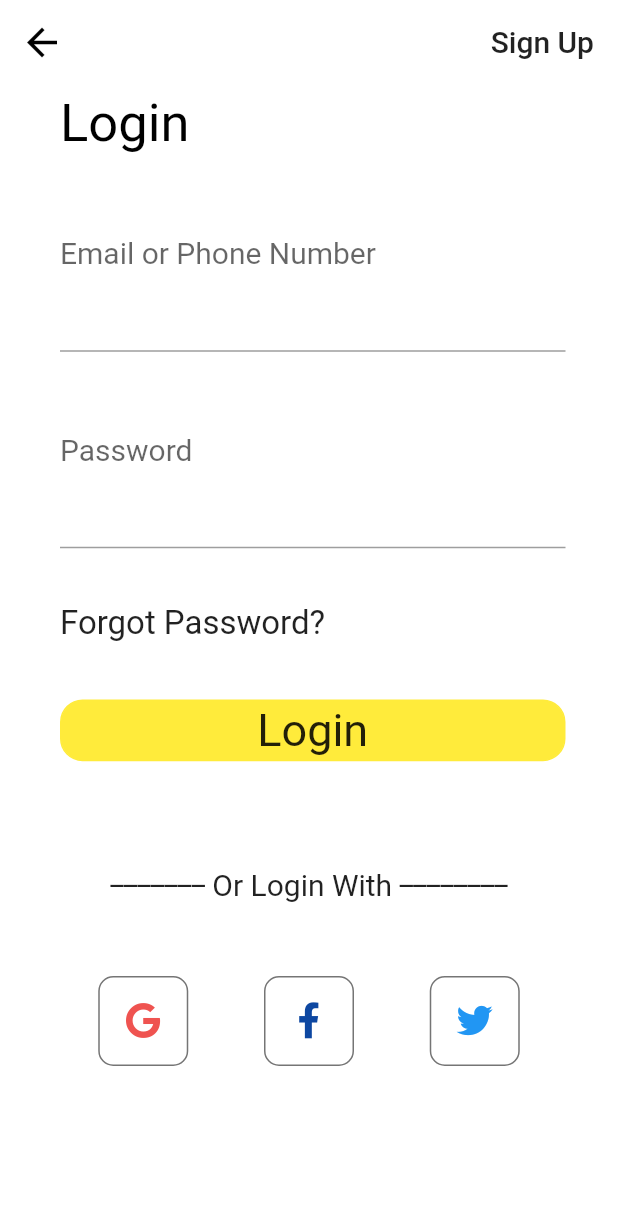
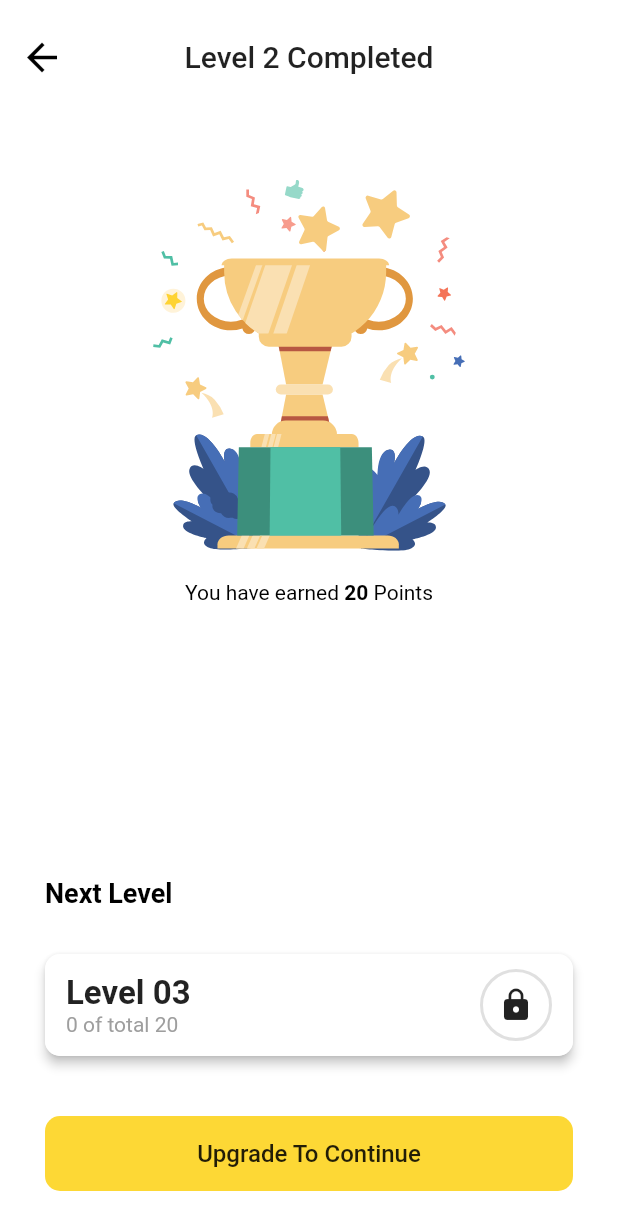
Before and after one commit to xodejunkie/fad_quizapp, a Flutter app: the screen it shows after launch, on a phone screen of 412 x 824 dp. Shown: the top 1230 px of the screen. Run offline on Flutter 3.47's test engine with Material 2 defaults, Android fonts, the light colour scheme and no system bars; our stand-ins replace flutter_svg, font_awesome_flutter.

Commit message:
level completion screen

```diff
--- a/lib/Screens/Welcome/components/body.dart
+++ b/lib/Screens/Welcome/components/body.dart
@@ -12,43 +12,6 @@ class Body extends StatelessWidget {
   Widget build(BuildContext context) {
     Size size = MediaQuery.of(context).size;
     // ratio to screen
-
-    return Background(
-      child: SingleChildScrollView(
-        child: Column(
-          crossAxisAlignment: CrossAxisAlignment.center,
-          mainAxisAlignment: MainAxisAlignment.center,
-          children: <Widget>[
-            Text(
-              "Welcome to FAD QUIZ",
-              style: TextStyle(fontWeight: FontWeight.bold),
-            ),
-            SizedBox(height: size.height * 0.03),
-            SvgPicture.asset(
-              "assets/icons/chat.svg",
-              height: size.height * 0.45,
-            ),
-            SizedBox(height: size.height * 0.05),
-            RoundedBox(
-              text: "SIGN UP",
-              press: () {},
-            ),
-            RoundedBox(
-              text: "LOGIN",
-              color: kPrimaryLightColor,
-              textColor: Colors.black,
-              press: () {
-                Navigator.push(
-                  context,
-                  MaterialPageRoute(
-                    builder: (context) {
-                      return LoginScreen();
-                    },
-                  ),
-                );
-              },
-            ),
-          ],
     return Scaffold(
       body: SafeArea(
         child: SingleChildScrollView(
@@ -84,9 +47,6 @@ class Body extends StatelessWidget {
           ),
         ),
       ),
-    )
-        )
-      )
     );
   }
 }
--- /dev/null
+++ b/lib/Screens/completed_screen/level_completed_screen.dart
@@ -0,0 +1,140 @@
+import 'package:flutter/material.dart';
+import 'package:flutter_svg/svg.dart';
+
+class LevelCompletedScreen extends StatefulWidget {
+  @override
+  _LevelCompletedScreenState createState() => _LevelCompletedScreenState();
+}
+
+class _LevelCompletedScreenState extends State<LevelCompletedScreen> {
+  @override
+  Widget build(BuildContext context) {
+    Size size = MediaQuery.of(context).size;
+    return Scaffold(
+      appBar: PreferredSize(
+        preferredSize: Size.fromHeight(80),
+        child: Padding(
+          padding: const EdgeInsets.only(top: 10.0),
+          child: AppBar(
+              title: Text("Level 2 Completed"),
+              centerTitle: true,
+              elevation: 0.0,
+              backgroundColor: Colors.white,
+              leading: Icon(
+                Icons.arrow_back,
+                color: Colors.black,
+                size: 30.0,
+              )),
+        ),
+      ),
+      body: Padding(
+        padding: EdgeInsets.symmetric(horizontal: 30),
+        child: Column(
+          crossAxisAlignment: CrossAxisAlignment.start,
+          children: [
+            SizedBox(height: 40.0),
+            Center(
+              child: Container(
+                child: SvgPicture.asset(
+                  "assets/icons/cup.svg",
+                  height: size.height * 0.30,
+                ),
+              ),
+            ),
+            SizedBox(height: 20.0),
+            Center(
+              child: RichText(
+                text: TextSpan(
+                  text: 'You have earned ',
+                  style: TextStyle(
+                    color: Colors.black,
+                  ),
+                  children: [
+                    TextSpan(
+                      text: '20 ',
+                      style: TextStyle(
+                        fontWeight: FontWeight.bold,
+                        color: Colors.black,
+                      ),
+                    ),
+                    TextSpan(
+                        text: 'Points',
+                        style: TextStyle(
+                          color: Colors.black,
+                        ))
+                  ],
+                ),
+              ),
+            ),
+            Spacer(),
+            Text("Next Level",
+                style: TextStyle(color: Colors.black, fontSize: 18.0,fontWeight: FontWeight.bold),),
+            SizedBox(height: 30.0),
+            Material(
+              elevation: 3.0,
+              borderRadius: BorderRadius.circular(10.0),
+              child: Container(
+                  padding:
+                      EdgeInsets.symmetric(vertical: 10.0, horizontal: 14.0),
+                  decoration: BoxDecoration(
+                    borderRadius: BorderRadius.circular(10.0),
+                    color: Colors.white,
+                  ),
+                  child: Row(
+                      mainAxisAlignment: MainAxisAlignment.spaceBetween,
+                      children: [
+                        Container(
+                            child: Column(
+                                crossAxisAlignment: CrossAxisAlignment.start,
+                                children: [
+                              Text(
+                                "Level 03",
+                                style: TextStyle(
+                                    fontWeight: FontWeight.bold,
+                                    fontSize: 22.0),
+                              ),
+                              Text(
+                                "0 of total 20",
+                                style: TextStyle(color: Colors.grey),
+                              ),
+                            ])),
+                        Container(
+                            padding: EdgeInsets.all(10.0),
+                            decoration: BoxDecoration(
+                                shape: BoxShape.circle,
+                                color: Colors.white,
+                                border: Border.all(
+                                  color: Colors.grey[300],
+                                  width: 2.0,
+                                )),
+                            child: Icon(Icons.lock))
+                      ])),
+            ),
+            SizedBox(height: 40.0),
+            FlatButton(
+              height: 50.0,
+              shape: RoundedRectangleBorder(
+                borderRadius: BorderRadius.circular(10.0),
+              ),
+              color: Colors.yellow[600],
+              child: Row(
+                mainAxisAlignment: MainAxisAlignment.center,
+                children: <Widget>[
+                  Text(
+                    "Upgrade To Continue",
+                    style: TextStyle(
+                      fontSize: 16.0
+                    )
+                  ),
+                ],
+              ),
+              onPressed: () {},
+            ),
+            SizedBox(height: 30.0),
+          ],
+        ),
+      ),
+
+    );
+  }
+}
--- a/lib/main.dart
+++ b/lib/main.dart
@@ -3,6 +3,7 @@ import 'package:flutter/material.dart';
 import 'package:fad_quizapp/Screens/Welcome/welcome_screen.dart';
 
 import 'Screens/Login/login_screen.dart';
+import 'Screens/completed_screen/level_completed_screen.dart';
 
 void main() => runApp(MyApp());
 
@@ -17,7 +18,7 @@ class MyApp extends StatelessWidget {
         primaryColor: kPrimaryColor,
         scaffoldBackgroundColor: Colors.white,
       ),
-      home: LoginScreen(),
+      home: LevelCompletedScreen(),
     );
   }
 }
```
Also changed, not shown: assets/icons/arow back.svg (deleted), assets/icons/arrowback.svg (added), pubspec.lock.
